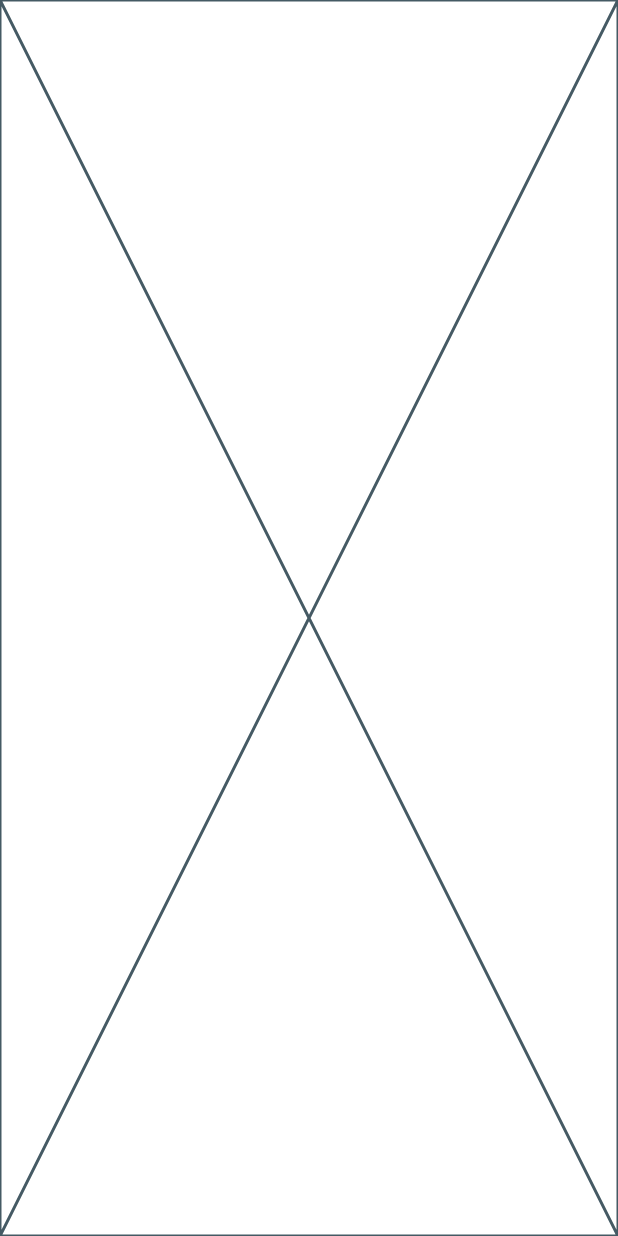
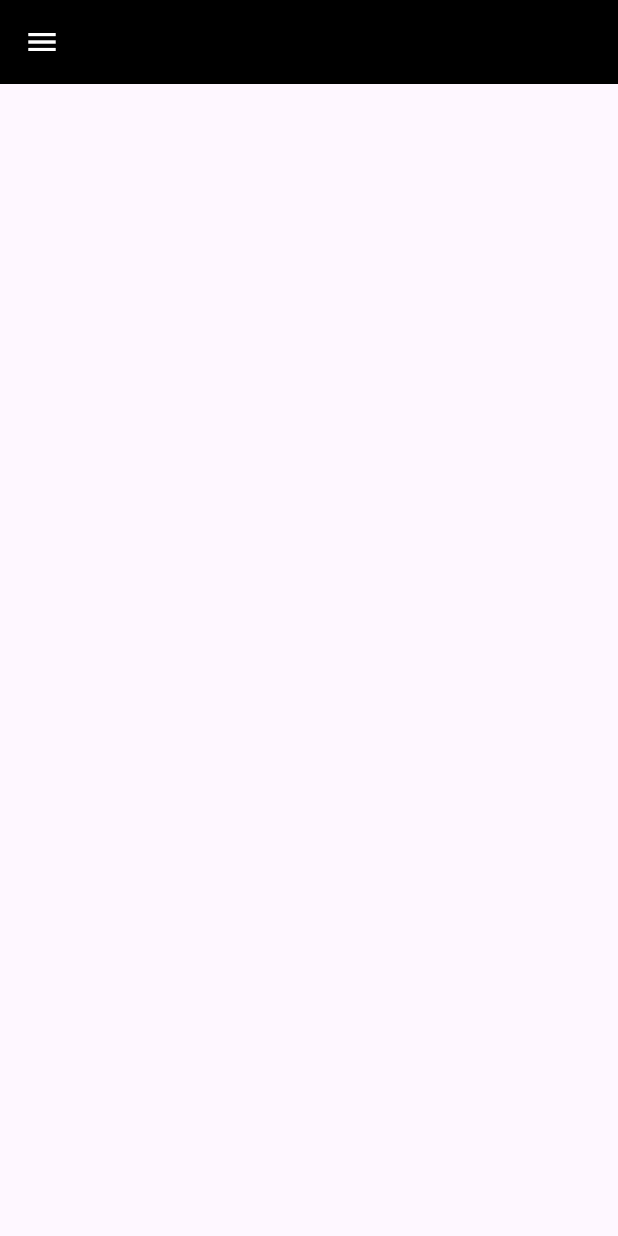
Before and after one commit to KingNarmar/adaptaive_app, a Flutter app: the screen it shows after launch, on a phone screen of 412 x 824 dp. Run offline on Flutter 3.47's test engine with Material 3 defaults, Android fonts, the phone set to English and light mode, and no system bars.

Commit message:
Video 14 Custom App Bar

```diff
--- a/lib/screens/home_screen.dart
+++ b/lib/screens/home_screen.dart
@@ -5,6 +5,14 @@ class HomeScreen extends StatelessWidget {
 
   @override
   Widget build(BuildContext context) {
-    return const Placeholder();
+    return Scaffold(
+      appBar: AppBar(
+        backgroundColor: Colors.black,
+        leading: const Icon(
+          Icons.menu,
+          color: Colors.white,
+        ),
+      ),
+    );
   }
 }
```
